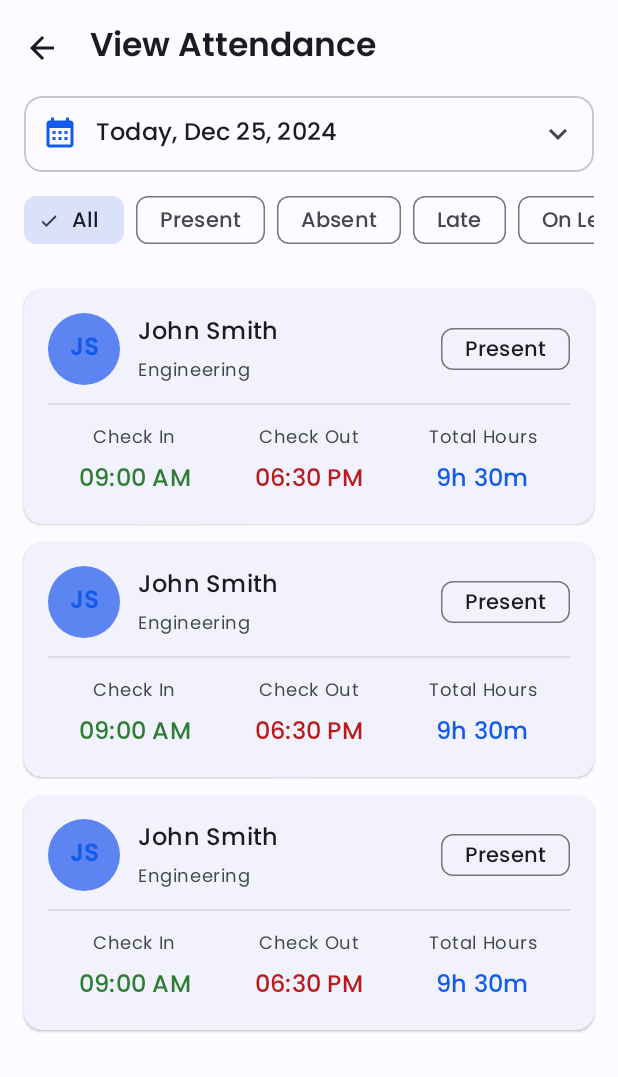
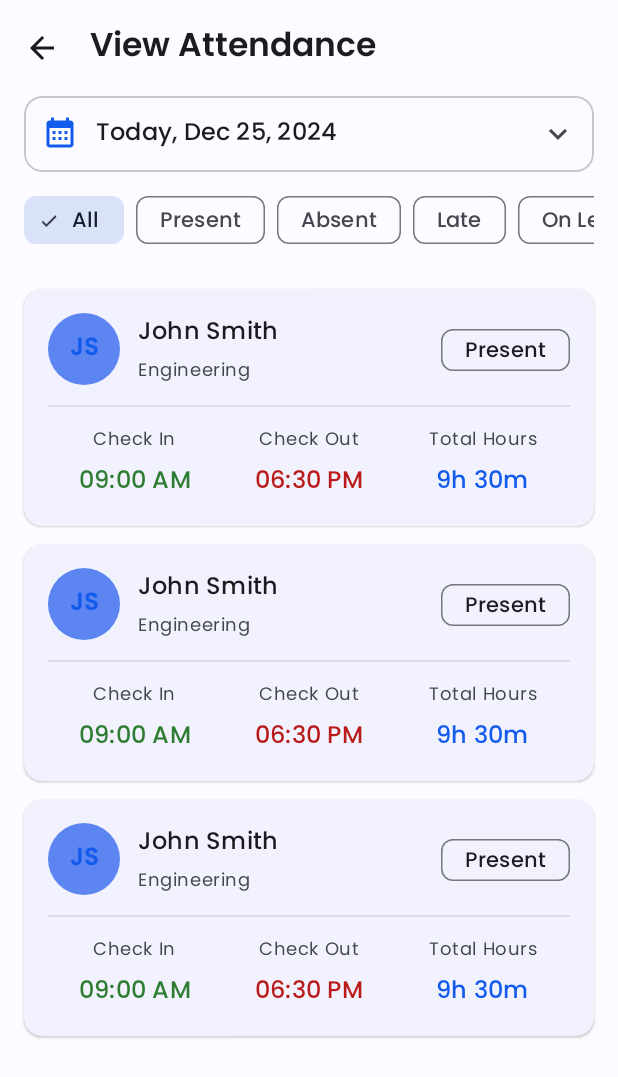
Before and after one commit to Shriram2005/Attendix, an Android app: the layout fragment_attendance_management.xml on its own in the app's theme, with its tools: preview values and no code run, on a phone screen of 412 x 824 dp. Shown: the top 1077 px of the screen. Run offline under Robolectric (Android 15) with nearby library versions, the phone set to English and light mode, and no system bars; network calls fail.

Commit message:
Improved ui of admin attendance history item

```diff
--- a/app/src/main/res/layout/item_attendance_admin.xml
+++ b/app/src/main/res/layout/item_attendance_admin.xml
@@ -10,10 +10,22 @@
     app:cardElevation="1dp"
     app:strokeWidth="0dp">
 
-    <androidx.constraintlayout.widget.ConstraintLayout
+    <LinearLayout
         android:layout_width="match_parent"
         android:layout_height="wrap_content"
+        android:orientation="vertical"
         android:padding="16dp">
+
+        <!-- Header Row with Avatar, Name and Status -->
+        <LinearLayout
+            android:layout_width="match_parent"
+            android:layout_height="wrap_content"
+            android:orientation="horizontal">
+
+            <!-- Avatar Container -->
+            <FrameLayout
+                android:layout_width="48dp"
+                android:layout_height="48dp">
 
                 <!-- Employee Avatar -->
                 <com.google.android.material.imageview.ShapeableImageView
@@ -22,8 +34,6 @@
                     android:layout_height="48dp"
                     android:background="@color/primary_light"
                     android:scaleType="centerCrop"
-            app:layout_constraintStart_toStartOf="parent"
-            app:layout_constraintTop_toTopOf="parent"
                     app:shapeAppearanceOverlay="@style/ShapeAppearance.App.CircleImageView" />
 
                 <!-- Avatar Initial -->
@@ -35,40 +45,43 @@
                     android:textAppearance="?attr/textAppearanceTitleMedium"
                     android:textColor="@color/primary"
                     android:textStyle="bold"
-            app:layout_constraintStart_toStartOf="parent"
-            app:layout_constraintTop_toTopOf="parent"
                     tools:text="JS" />
+
+            </FrameLayout>
+
+            <!-- Employee Info -->
+            <LinearLayout
+                android:layout_width="0dp"
+                android:layout_height="wrap_content"
+                android:layout_marginStart="12dp"
+                android:layout_marginEnd="8dp"
+                android:layout_weight="1"
+                android:orientation="vertical">
 
                 <!-- Employee Name -->
                 <TextView
                     android:id="@+id/tvEmployeeName"
-            android:layout_width="0dp"
+                    android:layout_width="match_parent"
                     android:layout_height="wrap_content"
-            android:layout_marginStart="12dp"
                     android:ellipsize="end"
                     android:maxLines="1"
                     android:textAppearance="?attr/textAppearanceTitleMedium"
                     android:textColor="?attr/colorOnSurface"
-            app:layout_constraintEnd_toStartOf="@id/chipStatus"
-            app:layout_constraintStart_toEndOf="@id/ivAvatar"
-            app:layout_constraintTop_toTopOf="@id/ivAvatar"
                     tools:text="John Smith" />
 
                 <!-- Department -->
                 <TextView
                     android:id="@+id/tvDepartment"
-            android:layout_width="0dp"
+                    android:layout_width="match_parent"
                     android:layout_height="wrap_content"
-            android:layout_marginStart="12dp"
                     android:layout_marginTop="2dp"
                     android:ellipsize="end"
                     android:maxLines="1"
                     android:textAppearance="?attr/textAppearanceBodySmall"
                     android:textColor="?attr/colorOnSurfaceVariant"
-            app:layout_constraintEnd_toStartOf="@id/chipStatus"
-            app:layout_constraintStart_toEndOf="@id/ivAvatar"
-            app:layout_constraintTop_toBottomOf="@id/tvEmployeeName"
                     tools:text="Engineering" />
+
+            </LinearLayout>
 
             <!-- Status Chip -->
             <com.google.android.material.chip.Chip
@@ -76,35 +89,37 @@
                 style="@style/Widget.Material3.Chip.Assist"
                 android:layout_width="wrap_content"
                 android:layout_height="wrap_content"
+                android:layout_gravity="center_vertical"
                 android:clickable="false"
                 app:chipMinHeight="28dp"
-            app:layout_constraintEnd_toEndOf="parent"
-            app:layout_constraintTop_toTopOf="parent"
                 tools:text="Present" />
+
+        </LinearLayout>
 
         <!-- Divider -->
         <View
             android:id="@+id/divider"
-            android:layout_width="0dp"
+            android:layout_width="match_parent"
             android:layout_height="1dp"
             android:layout_marginTop="12dp"
-            android:background="?attr/colorOutlineVariant"
             android:alpha="0.5"
-            app:layout_constraintEnd_toEndOf="parent"
-            app:layout_constraintStart_toStartOf="parent"
-            app:layout_constraintTop_toBottomOf="@id/ivAvatar" />
+            android:background="?attr/colorOutlineVariant" />
+
+        <!-- Time Details Row -->
+        <LinearLayout
+            android:layout_width="match_parent"
+            android:layout_height="wrap_content"
+            android:layout_marginTop="12dp"
+            android:orientation="horizontal">
 
             <!-- Check-in Time -->
             <LinearLayout
                 android:id="@+id/layoutCheckIn"
                 android:layout_width="0dp"
                 android:layout_height="wrap_content"
-            android:layout_marginTop="12dp"
+                android:layout_weight="1"
                 android:gravity="center"
-            android:orientation="vertical"
-            app:layout_constraintEnd_toStartOf="@id/layoutCheckOut"
-            app:layout_constraintStart_toStartOf="parent"
-            app:layout_constraintTop_toBottomOf="@id/divider">
+                android:orientation="vertical">
 
                 <TextView
                     android:layout_width="wrap_content"
@@ -129,12 +144,9 @@
                 android:id="@+id/layoutCheckOut"
                 android:layout_width="0dp"
                 android:layout_height="wrap_content"
-            android:layout_marginTop="12dp"
+                android:layout_weight="1"
                 android:gravity="center"
-            android:orientation="vertical"
-            app:layout_constraintEnd_toStartOf="@id/layoutHours"
-            app:layout_constraintStart_toEndOf="@id/layoutCheckIn"
-            app:layout_constraintTop_toBottomOf="@id/divider">
+                android:orientation="vertical">
 
                 <TextView
                     android:layout_width="wrap_content"
@@ -159,12 +171,9 @@
                 android:id="@+id/layoutHours"
                 android:layout_width="0dp"
                 android:layout_height="wrap_content"
-            android:layout_marginTop="12dp"
+                android:layout_weight="1"
                 android:gravity="center"
-            android:orientation="vertical"
-            app:layout_constraintEnd_toEndOf="parent"
-            app:layout_constraintStart_toEndOf="@id/layoutCheckOut"
-            app:layout_constraintTop_toBottomOf="@id/divider">
+                android:orientation="vertical">
 
                 <TextView
                     android:layout_width="wrap_content"
@@ -184,6 +193,8 @@
 
             </LinearLayout>
 
-    </androidx.constraintlayout.widget.ConstraintLayout>
+        </LinearLayout>
+
+    </LinearLayout>
 
 </com.google.android.material.card.MaterialCardView>
--- a/app/src/main/res/values/strings.xml
+++ b/app/src/main/res/values/strings.xml
@@ -321,6 +321,13 @@
     <string name="attendance_select_date">Select Date</string>
     <string name="attendance_today">Today</string>
 
+    <!-- Calendar -->
+    <string name="calendar_previous_month">Previous Month</string>
+    <string name="calendar_next_month">Next Month</string>
+    <string name="calendar_today">Today</string>
+    <string name="attendance_work_hours">Work Hours</string>
+    <string name="attendance_no_record">No record</string>
+
     <!-- Employee Creation Password Dialog -->
     <string name="employee_created_title">Employee Created Successfully</string>
     <string name="employee_created_message">The employee has been created successfully. Please share the temporary password with the employee securely.</string>
```
Lines whose indentation alone changed are shown as unchanged.
